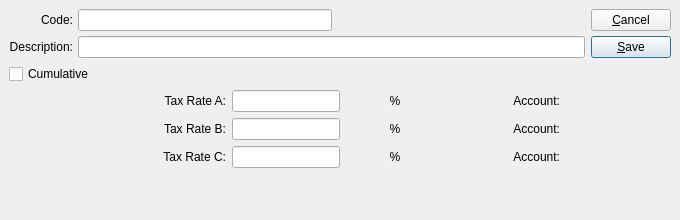
Qt form guiclient/taxCode.ui (Pegasus-RPG/xtuple-client) before a commit.
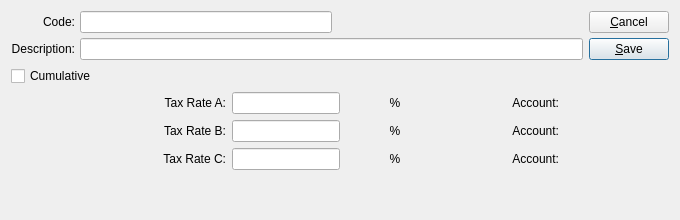
The same form after that commit. Custom widgets are drawn as their Qt base class.

What changed in the file:
```diff
--- a/guiclient/taxCode.ui
+++ b/guiclient/taxCode.ui
@@ -13,41 +13,17 @@
    <string>Tax Code</string>
   </property>
   <layout class="QVBoxLayout" >
-   <property name="margin" >
-    <number>9</number>
-   </property>
-   <property name="spacing" >
-    <number>6</number>
-   </property>
    <item>
     <layout class="QHBoxLayout" >
-     <property name="margin" >
-      <number>0</number>
-     </property>
-     <property name="spacing" >
-      <number>6</number>
-     </property>
      <item>
       <layout class="QVBoxLayout" >
-       <property name="margin" >
-        <number>0</number>
-       </property>
-       <property name="spacing" >
-        <number>6</number>
-       </property>
        <item>
         <layout class="QHBoxLayout" >
-         <property name="margin" >
-          <number>0</number>
-         </property>
          <property name="spacing" >
           <number>5</number>
          </property>
          <item>
           <layout class="QVBoxLayout" >
-           <property name="margin" >
-            <number>0</number>
-           </property>
            <property name="spacing" >
             <number>5</number>
            </property>
@@ -81,17 +57,11 @@
          </item>
          <item>
           <layout class="QVBoxLayout" >
-           <property name="margin" >
-            <number>0</number>
-           </property>
            <property name="spacing" >
             <number>5</number>
            </property>
            <item>
             <layout class="QHBoxLayout" >
-             <property name="margin" >
-              <number>0</number>
-             </property>
              <property name="spacing" >
               <number>0</number>
              </property>
@@ -125,9 +95,6 @@
        </item>
        <item>
         <layout class="QHBoxLayout" >
-         <property name="margin" >
-          <number>0</number>
-         </property>
          <property name="spacing" >
           <number>0</number>
          </property>
@@ -160,17 +127,11 @@
      </item>
      <item>
       <layout class="QVBoxLayout" >
-       <property name="margin" >
-        <number>0</number>
-       </property>
        <property name="spacing" >
         <number>0</number>
        </property>
        <item>
         <layout class="QVBoxLayout" >
-         <property name="margin" >
-          <number>0</number>
-         </property>
          <property name="spacing" >
           <number>5</number>
          </property>
@@ -219,9 +180,7 @@
    <item>
     <widget class="QFrame" name="frame" >
      <property name="sizePolicy" >
-      <sizepolicy>
-       <hsizetype>5</hsizetype>
-       <vsizetype>7</vsizetype>
+      <sizepolicy vsizetype="Expanding" hsizetype="Preferred" >
        <horstretch>0</horstretch>
        <verstretch>1</verstretch>
       </sizepolicy>
@@ -241,26 +200,15 @@
       </property>
       <item>
        <layout class="QGridLayout" >
-        <property name="margin" >
-         <number>0</number>
-        </property>
-        <property name="spacing" >
-         <number>6</number>
-        </property>
         <item row="1" column="1" >
          <layout class="QHBoxLayout" >
-          <property name="margin" >
-           <number>0</number>
-          </property>
           <property name="spacing" >
            <number>2</number>
           </property>
           <item>
            <widget class="XLineEdit" name="_taxRateB" >
             <property name="sizePolicy" >
-             <sizepolicy>
-              <hsizetype>5</hsizetype>
-              <vsizetype>0</vsizetype>
+             <sizepolicy vsizetype="Fixed" hsizetype="Preferred" >
               <horstretch>0</horstretch>
               <verstretch>0</verstretch>
              </sizepolicy>
@@ -293,18 +241,13 @@
         </item>
         <item row="2" column="1" >
          <layout class="QHBoxLayout" >
-          <property name="margin" >
-           <number>0</number>
-          </property>
           <property name="spacing" >
            <number>2</number>
           </property>
           <item>
            <widget class="XLineEdit" name="_taxRateC" >
             <property name="sizePolicy" >
-             <sizepolicy>
-              <hsizetype>5</hsizetype>
-              <vsizetype>0</vsizetype>
+             <sizepolicy vsizetype="Fixed" hsizetype="Preferred" >
               <horstretch>0</horstretch>
               <verstretch>0</verstretch>
              </sizepolicy>
@@ -337,9 +280,6 @@
         </item>
         <item row="1" column="2" >
          <layout class="QHBoxLayout" >
-          <property name="margin" >
-           <number>0</number>
-          </property>
           <property name="spacing" >
            <number>5</number>
           </property>
@@ -363,18 +303,13 @@
         </item>
         <item row="0" column="1" >
          <layout class="QHBoxLayout" >
-          <property name="margin" >
-           <number>0</number>
-          </property>
           <property name="spacing" >
            <number>2</number>
           </property>
           <item>
            <widget class="XLineEdit" name="_taxRateA" >
             <property name="sizePolicy" >
-             <sizepolicy>
-              <hsizetype>5</hsizetype>
-              <vsizetype>0</vsizetype>
+             <sizepolicy vsizetype="Fixed" hsizetype="Preferred" >
               <horstretch>0</horstretch>
               <verstretch>0</verstretch>
              </sizepolicy>
@@ -407,9 +342,6 @@
         </item>
         <item row="2" column="2" >
          <layout class="QHBoxLayout" >
-          <property name="margin" >
-           <number>0</number>
-          </property>
           <property name="spacing" >
            <number>5</number>
           </property>
@@ -443,9 +375,6 @@
         </item>
         <item row="0" column="2" >
          <layout class="QHBoxLayout" >
-          <property name="margin" >
-           <number>0</number>
-          </property>
           <property name="spacing" >
            <number>5</number>
           </property>
@@ -513,16 +442,17 @@
  <layoutdefault spacing="6" margin="11" />
  <pixmapfunction>qPixmapFromMimeSource</pixmapfunction>
  <customwidgets>
-  <customwidget>
-   <class>XLineEdit</class>
-   <extends>QLineEdit</extends>
-   <header>xlineedit.h</header>
-  </customwidget>
   <customwidget>
    <class>GLCluster</class>
    <extends>QWidget</extends>
    <header>glcluster.h</header>
   </customwidget>
+  <customwidget>
+   <class>XLineEdit</class>
+   <extends>QLineEdit</extends>
+   <header>xlineedit.h</header>
+   <container>1</container>
+  </customwidget>
  </customwidgets>
  <tabstops>
   <tabstop>_code</tabstop>
```
Left out of the diff: 16 changed lines with no effect on the pictures.
